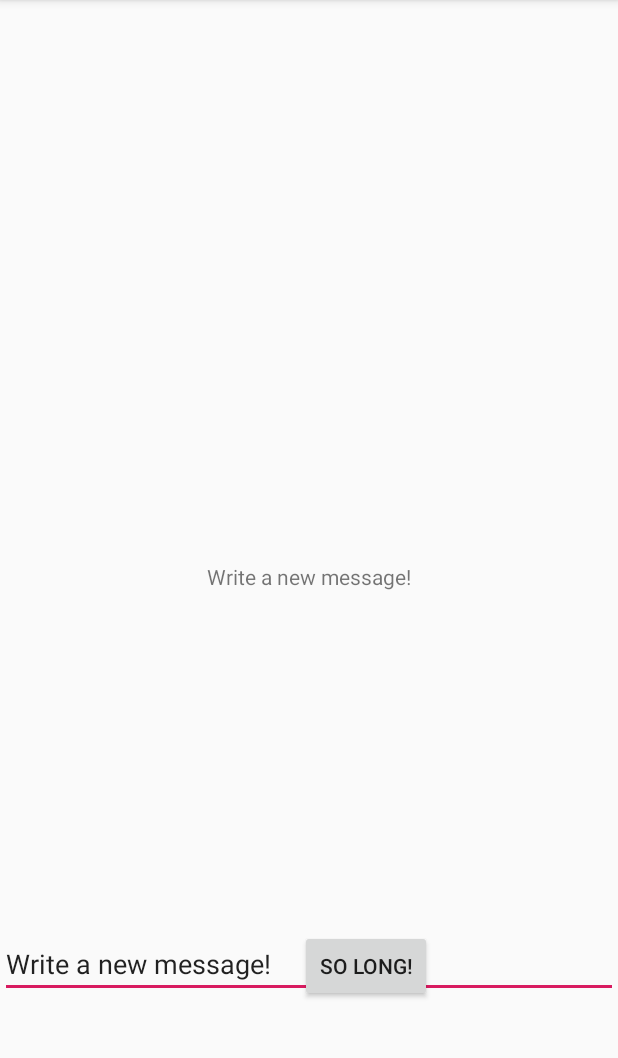
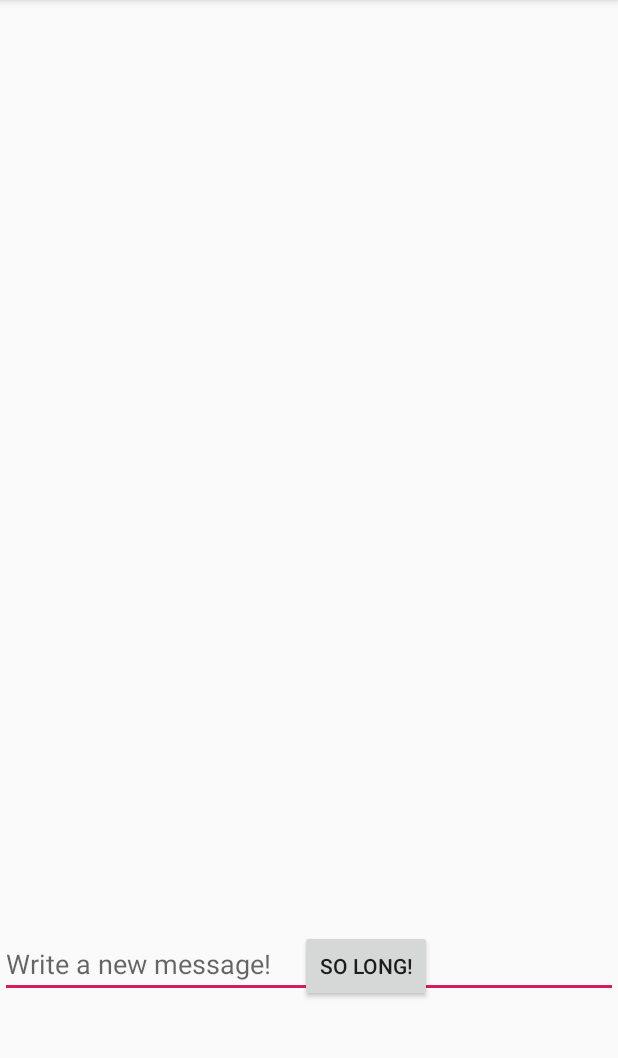
Before and after one commit to dandepaiva/Fragments, an Android app: the screen it shows after launch (MainActivity), after a tap on "SO LONG!", on a phone screen of 412 x 824 dp, the part 84-1142 px from its top. Run offline under Robolectric (Android 15) with nearby library versions, the phone set to English and light mode, and no system bars.

Commit message:
"editText" persists

```diff
--- a/app/src/main/java/com/example/fragments/BlankFragment.java
+++ b/app/src/main/java/com/example/fragments/BlankFragment.java
@@ -5,6 +5,7 @@ import android.content.Context;
 import android.os.Bundle;
 import android.support.v4.app.Fragment;
 import android.text.Editable;
+import android.text.TextUtils;
 import android.text.TextWatcher;
 import android.util.Log;
 import android.view.LayoutInflater;
@@ -39,13 +40,18 @@ public class BlankFragment extends Fragment{
 
     @Override
     public View onCreateView(LayoutInflater inflater, ViewGroup container, final Bundle savedInstanceState) {
+
         Bundle args = getArguments();
-        keepString = args.getString(FRAGMENT_MESSAGE);
+        if(args!=null){
+            keepString = args.getString(FRAGMENT_MESSAGE);
+        }
 
         final View root = inflater.inflate(R.layout.fragment_blank, container, false);
         Button button = root.findViewById(R.id.hide_fragment);
         editText = root.findViewById(R.id.text_edit);
-        editText.setText(keepString);
+        if(!TextUtils.isEmpty(keepString)){
+            editText.setText(keepString);
+        }
 
 
 
--- a/app/src/main/java/com/example/fragments/MainActivity.java
+++ b/app/src/main/java/com/example/fragments/MainActivity.java
@@ -21,7 +21,7 @@ public class MainActivity extends AppCompatActivity implements ComunicationInter
     protected void onCreate(Bundle savedInstanceState) {
         super.onCreate(savedInstanceState);
         setContentView(R.layout.activity_main);
-        keepString = getString(R.string.welcome);
+        //keepString = getString(R.string.welcome);
         textView = findViewById(R.id.dave);
 
          if (savedInstanceState != null){
--- a/app/src/main/res/layout/fragment_blank.xml
+++ b/app/src/main/res/layout/fragment_blank.xml
@@ -10,7 +10,8 @@
         android:id="@+id/text_edit"
         android:layout_width="match_parent"
         android:layout_height="match_parent"
-        android:text="@string/other" />
+        android:hint="@string/welcome"
+/>
 
     <Button
         android:id="@+id/hide_fragment"
```
